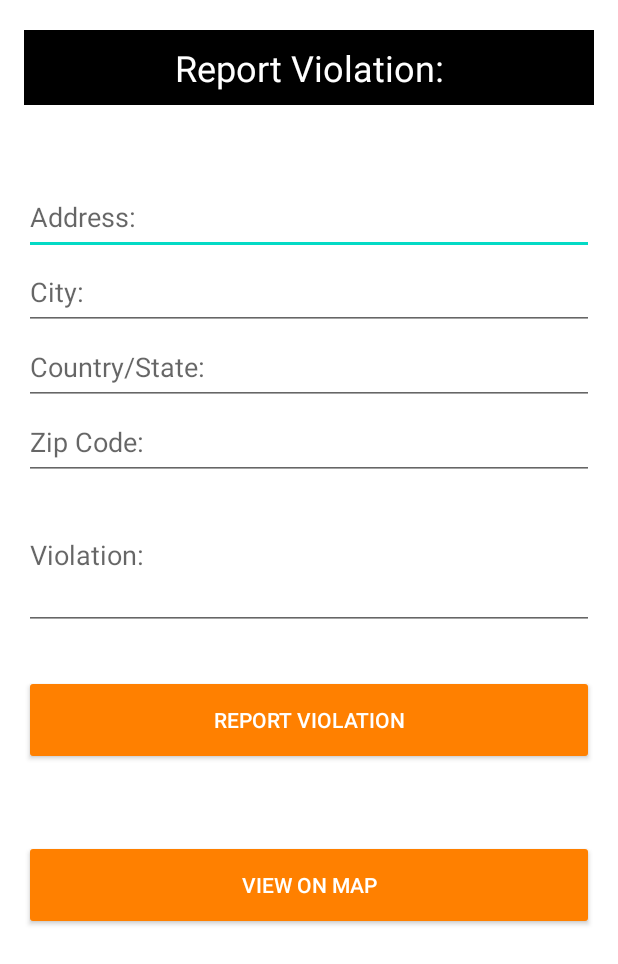
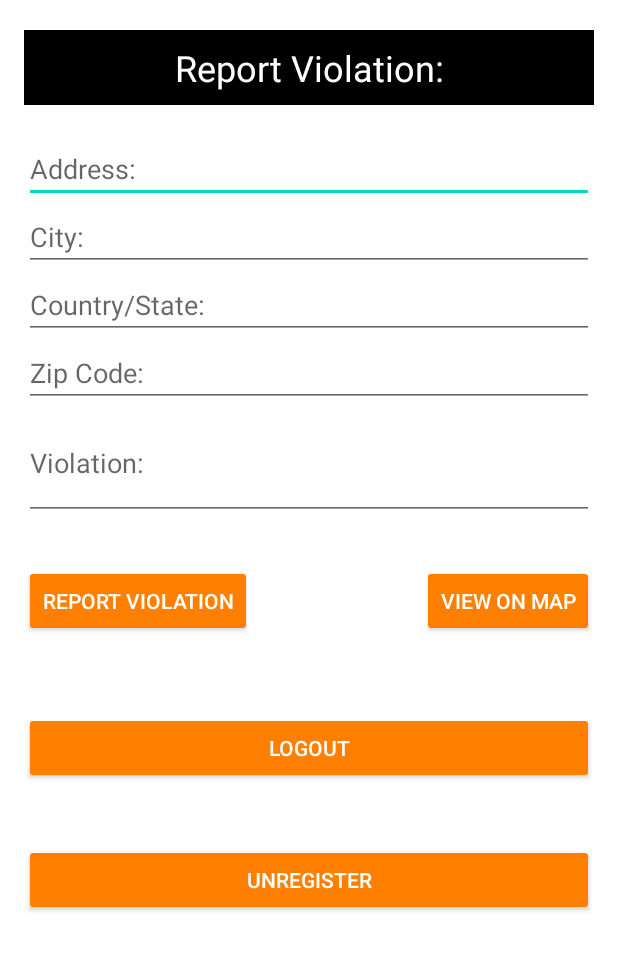
Before and after one commit to ssbarnes/RecylingReminderProject, an Android app: the GCReportViolation screen opened directly, with no data from a screen before it, on a phone screen of 412 x 824 dp. Shown: the top 964 px of the screen. Run offline under Robolectric (Android 15) with nearby library versions, the phone set to English and light mode, and no system bars; our stand-ins replace Firebase (no records; nobody signed in at launch, a user with empty details on screens opened directly).

Commit message:
Back button disabled for gcreport and changed gc_menu layout to add logout and unregister

```diff
--- a/app/src/main/AndroidManifest.xml
+++ b/app/src/main/AndroidManifest.xml
@@ -23,7 +23,8 @@
 
         <activity
             android:name=".data.PositionLogin"
-            android:exported="true">
+            android:exported="true"
+            android:noHistory="true">
         </activity>
         <activity
             android:name=".data.SelectPage"
--- a/app/src/main/java/com/example/recyreminder/data/GCReportViolation.kt
+++ b/app/src/main/java/com/example/recyreminder/data/GCReportViolation.kt
@@ -112,6 +112,12 @@ class GCReportViolation: Activity() {
         }
     }
 
+    override fun onBackPressed() {
+        if (false) {
+            super.onBackPressed()
+        }
+    }
+
     companion object {
         private const val REQUEST_CODE = 1
         const val TAG = "Recycling Reminder"
--- a/app/src/main/res/layout/gc_menu.xml
+++ b/app/src/main/res/layout/gc_menu.xml
@@ -1,7 +1,8 @@
 <?xml version="1.0" encoding="utf-8"?>
-<LinearLayout xmlns:android="http://schemas.android.com/apk/res/android"
+<RelativeLayout xmlns:android="http://schemas.android.com/apk/res/android"
     xmlns:tools="http://schemas.android.com/tools"
-    android:layout_width="fill_parent" android:layout_height="fill_parent"
+    android:layout_width="match_parent"
+    android:layout_height="match_parent"
     android:orientation="vertical"
     android:layout_marginLeft="16dp"
     android:layout_marginRight="16dp"
@@ -9,70 +10,95 @@
     tools:context=".data.SelectPage">
 
     <TextView
+        android:id="@+id/text"
         android:layout_width="fill_parent"
         android:layout_height="50dp"
         android:background="#000000"
         android:gravity="center"
         android:text="Report Violation:"
+        android:layout_marginBottom="20dp"
+        android:layout_alignParentTop="true"
         android:textColor="@color/white"
-        android:textSize="24sp"
-        android:layout_marginBottom="50dp"
-        tools:layout_editor_absoluteX="31dp"
-        tools:layout_editor_absoluteY="237dp" />
+        android:textSize="24sp" />
 
     <EditText
         android:id="@+id/address"
-        android:layout_width="fill_parent"
-        android:layout_height="50dp"
+        android:layout_width="match_parent"
+        android:layout_height="wrap_content"
+        android:layout_below="@+id/text"
         android:hint="Address:"/>
 
     <EditText
         android:id="@+id/city"
-        android:layout_width="fill_parent"
-        android:layout_height="50dp"
+        android:layout_width="match_parent"
+        android:layout_height="wrap_content"
+        android:layout_below="@+id/address"
         android:hint="City:"/>
 
     <EditText
         android:id="@+id/countryState"
-        android:layout_width="fill_parent"
-        android:layout_height="50dp"
+        android:layout_width="match_parent"
+        android:layout_height="wrap_content"
+        android:layout_below="@id/city"
         android:hint="Country/State:"/>
 
     <EditText
         android:id="@+id/zipCode"
-        android:layout_width="fill_parent"
-        android:layout_height="50dp"
+        android:layout_width="match_parent"
+        android:layout_height="wrap_content"
+        android:layout_below="@id/countryState"
         android:hint="Zip Code:"/>
 
     <EditText
         android:id="@+id/violation"
-        android:layout_width="fill_parent"
-        android:layout_height="100dp"
+        android:layout_width="match_parent"
+        android:layout_height="75dp"
+        android:layout_below="@id/zipCode"
         android:layout_marginBottom="30dp"
         android:hint="Violation:"/>
 
     <Button
         android:id="@+id/report"
-        android:layout_width="fill_parent"
-        android:layout_height="60dp"
-        android:layout_gravity="start"
+        android:layout_width="wrap_content"
+        android:layout_height="wrap_content"
+        android:layout_alignParentStart="true"
+        android:layout_alignParentLeft="true"
+        android:layout_centerVertical="true"
+        android:layout_below="@id/violation"
         android:backgroundTint="#FF8000"
+        android:text="Report Violation"
         android:layout_marginBottom="50dp"
-        android:textColor="@color/white"
-        android:text="Report Violation"
-        tools:layout_editor_absoluteX="31dp"
-        tools:layout_editor_absoluteY="237dp"
-        android:layout_alignRight="@+id/map"/>
+        android:textColor="@color/white" />
 
     <Button
         android:id="@+id/map"
-        android:layout_width="fill_parent"
-        android:layout_height="60dp"
-        android:layout_gravity="start"
+        android:layout_width="wrap_content"
+        android:layout_height="wrap_content"
+        android:layout_below="@id/violation"
+        android:layout_alignParentRight="true"
+        android:layout_alignParentEnd="true"
+        android:layout_centerVertical="true"
         android:backgroundTint="#FF8000"
         android:text="View on Map"
-        android:textColor="@color/white"
-        tools:layout_editor_absoluteX="31dp"
-        tools:layout_editor_absoluteY="237dp" />
+        android:textColor="@color/white" />
 
-</LinearLayout>
+    <Button
+        android:id="@+id/logout"
+        android:layout_width="match_parent"
+        android:layout_height="wrap_content"
+        android:backgroundTint="#FF8000"
+        android:text="Logout"
+        android:layout_marginBottom="40dp"
+        android:layout_below="@id/report"
+        android:textColor="@color/white"/>
+
+    <Button
+        android:id="@+id/unregister"
+        android:layout_width="match_parent"
+        android:layout_height="wrap_content"
+        android:backgroundTint="#FF8000"
+        android:text="UnRegister"
+        android:layout_below="@id/logout"
+        android:textColor="@color/white"/>
+
+</RelativeLayout>
```
